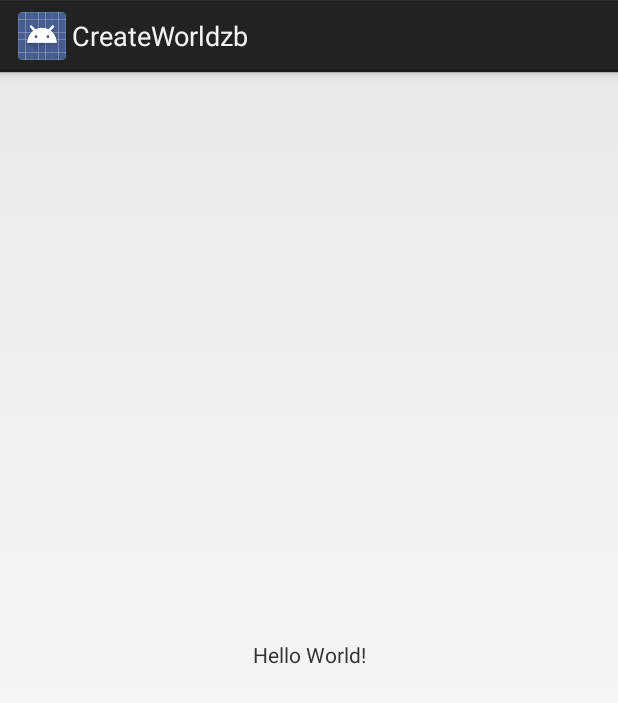
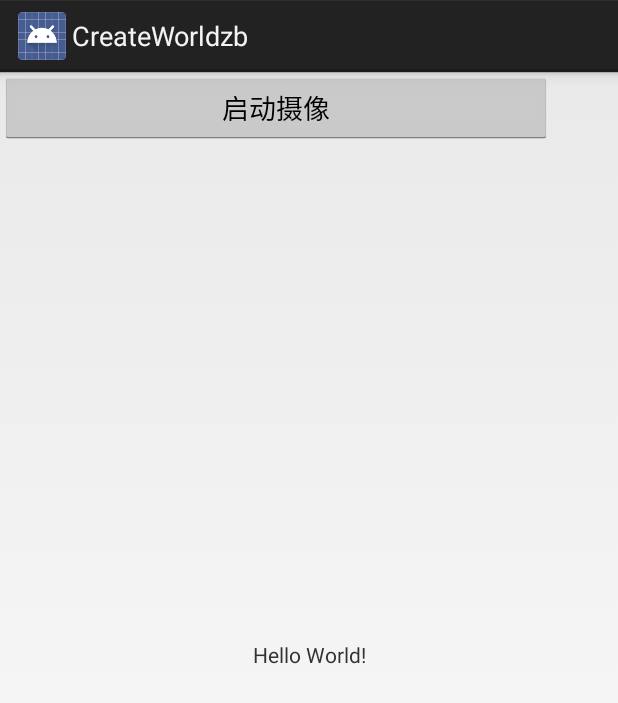
Before and after one commit to worldzb/CreateWorldzb, an Android app: the screen it shows after launch (MainActivity), on a phone screen of 412 x 824 dp. Shown: the top 703 px of the screen. Run offline under Robolectric (Android 15) with nearby library versions, the phone set to English and light mode, and no system bars.

Commit message:
摄像机接口测试

```diff
--- a/app/src/main/java/com/example/worldzb/createworldzb/MainActivity.java
+++ b/app/src/main/java/com/example/worldzb/createworldzb/MainActivity.java
@@ -1,7 +1,10 @@
 package com.example.worldzb.createworldzb;
 
 import android.app.Activity;
+import android.content.Intent;
 import android.os.Bundle;
+import android.provider.MediaStore;
+import android.view.View;
 
 public class MainActivity extends Activity {
 
@@ -10,4 +13,8 @@ public class MainActivity extends Activity {
         super.onCreate(savedInstanceState);
         setContentView(R.layout.activity_main);
     }
+    public void startCamera(View view){
+        Intent intent=new Intent(MediaStore.ACTION_IMAGE_CAPTURE);
+        startActivity(intent);
+    }
 }
--- a/app/src/main/res/layout/activity_main.xml
+++ b/app/src/main/res/layout/activity_main.xml
@@ -13,6 +13,14 @@
         app:layout_constraintBottom_toBottomOf="parent"
         app:layout_constraintLeft_toLeftOf="parent"
         app:layout_constraintRight_toRightOf="parent"
-        app:layout_constraintTop_toTopOf="parent" />
-
+        app:layout_constraintTop_toTopOf="parent"
+        app:layout_constraintHorizontal_weight="1"/>
+    <Button
+        android:layout_width="368dp"
+        android:layout_height="wrap_content"
+        android:text="启动摄像"
+        app:layout_constraintHorizontal_weight="1"
+        android:onClick="startCamera"
+        tools:layout_editor_absoluteY="0dp"
+        tools:layout_editor_absoluteX="8dp" />
 </android.support.constraint.ConstraintLayout>
```
